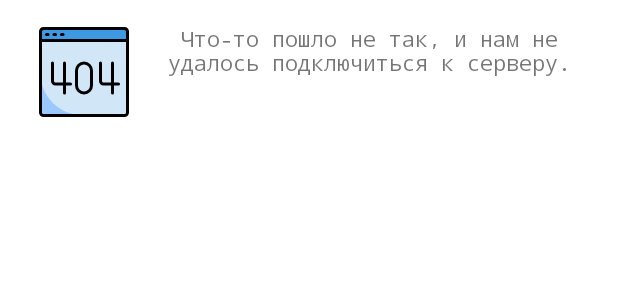
After one commit to ZEMlan/GetOnBus, an Android app: the layout error_dialog.xml on its own in the app's theme, with its tools: preview values and no code run, on a phone screen of 412 x 824 dp. The commit adds this screen. Shown: the top 300 px of the screen. Run offline under Robolectric (Android 15) with nearby library versions, the light colour scheme and no system bars; Roboto replaces fonts that are not available here.

```diff
--- a/app/build.gradle
+++ b/app/build.gradle
@@ -50,6 +50,7 @@ dependencies {
     implementation "androidx.viewpager2:viewpager2:1.1.0-alpha01"
     implementation 'com.github.Chrisvin:FlipTabs:v1.0'
     implementation 'androidx.fragment:fragment-ktx:1.2.4'
+    implementation 'com.github.glomadrian:loadingballs:1.1@aar'
 
     //room
     implementation "androidx.room:room-runtime:2.2.5"
--- a/app/src/main/java/ru/zemlyanaya/getonbus/Interfaces.kt
+++ b/app/src/main/java/ru/zemlyanaya/getonbus/Utils.kt
@@ -6,6 +6,12 @@ import retrofit2.http.GET
 import retrofit2.http.POST
 import retrofit2.http.Query
 import ru.zemlyanaya.getonbus.mainactivity.model.Stops
+
+enum class RequestStatus{
+    LOADING,
+    SUCCESS,
+    ERROR
+}
 
 interface IOnBackPressed {
     fun onBackPressed(): Boolean
--- a/app/src/main/java/ru/zemlyanaya/getonbus/mainactivity/MainActivity.kt
+++ b/app/src/main/java/ru/zemlyanaya/getonbus/mainactivity/MainActivity.kt
@@ -51,7 +51,7 @@ class MainActivity : FragmentActivity(), RoutingFragment.OnGoInteractionListener
             val fragment = supportFragmentManager.findFragmentById(R.id.frameMain)
             if(fragment is RoutingFragment)
                 showAboutFragment()
-            else
+            else if(fragment is AboutFragment)
                 showRouteFragment()
         }
 
@@ -59,7 +59,7 @@ class MainActivity : FragmentActivity(), RoutingFragment.OnGoInteractionListener
             val fragment = supportFragmentManager.findFragmentById(R.id.frameMain)
             if(fragment is RoutingFragment)
                 showProfileFragment()
-            else
+            else if (fragment is ProfileFragment)
                 showRouteFragment()
         }
         butMap.setOnClickListener { showMapFragment() }
--- /dev/null
+++ b/app/src/main/res/drawable/ic_404_error.xml
@@ -0,0 +1,39 @@
+<vector xmlns:android="http://schemas.android.com/apk/res/android"
+    android:width="512dp"
+    android:height="512dp"
+    android:viewportWidth="64"
+    android:viewportHeight="64">
+  <path
+      android:pathData="m61,11v48a2.006,2.006 0,0 1,-2 2h-54a2.006,2.006 0,0 1,-2 -2v-48z"
+      android:fillColor="#d1e7f8"/>
+  <path
+      android:pathData="m59,3h-54a2,2 0,0 0,-2 2v6h58v-6a2,2 0,0 0,-2 -2z"
+      android:fillColor="#3d9ae2"/>
+  <path
+      android:pathData="m32,46a5,5 0,0 0,5 -5v-10a5,5 0,0 0,-10 0v10a5,5 0,0 0,5 5z"
+      android:fillColor="#d1e7f8"/>
+  <path
+      android:pathData="m3,33v26a2,2 0,0 0,2 2h27c-16.029,0 -29,-12.523 -29,-28z"
+      android:fillColor="#9bc9ff"/>
+  <path
+      android:fillColor="#FF000000"
+      android:pathData="m59,2h-54a3,3 0,0 0,-3 3v54a3,3 0,0 0,3 3h54a3,3 0,0 0,3 -3v-54a3,3 0,0 0,-3 -3zM5,4h54a1,1 0,0 1,1 1v5h-56v-5a1,1 0,0 1,1 -1zM59,60h-54a1,1 0,0 1,-1 -1v-47h56v47a1,1 0,0 1,-1 1z"/>
+  <path
+      android:fillColor="#FF000000"
+      android:pathData="m7,8h1a1,1 0,0 0,0 -2h-1a1,1 0,0 0,0 2z"/>
+  <path
+      android:fillColor="#FF000000"
+      android:pathData="m12,8h1a1,1 0,0 0,0 -2h-1a1,1 0,0 0,0 2z"/>
+  <path
+      android:fillColor="#FF000000"
+      android:pathData="m17,8h1a1,1 0,0 0,0 -2h-1a1,1 0,0 0,0 2z"/>
+  <path
+      android:fillColor="#FF000000"
+      android:pathData="m32,25a6.006,6.006 0,0 0,-6 6v10a6,6 0,0 0,12 0v-10a6.006,6.006 0,0 0,-6 -6zM36,41a4,4 0,0 1,-8 0v-10a4,4 0,0 1,8 0z"/>
+  <path
+      android:fillColor="#FF000000"
+      android:pathData="m55,39h-3v-13a1,1 0,0 0,-2 0v13h-5a1,1 0,0 1,-1 -1v-12a1,1 0,0 0,-2 0v12a3,3 0,0 0,3 3h5v5a1,1 0,0 0,2 0v-5h3a1,1 0,0 0,0 -2z"/>
+  <path
+      android:fillColor="#FF000000"
+      android:pathData="m23,39h-3v-13a1,1 0,0 0,-2 0v13h-5a1,1 0,0 1,-1 -1v-12a1,1 0,0 0,-2 0v12a3,3 0,0 0,3 3h5v5a1,1 0,0 0,2 0v-5h3a1,1 0,0 0,0 -2z"/>
+</vector>
--- /dev/null
+++ b/app/src/main/res/layout/error_dialog.xml
@@ -0,0 +1,34 @@
+<?xml version="1.0" encoding="utf-8"?>
+<androidx.constraintlayout.widget.ConstraintLayout xmlns:android="http://schemas.android.com/apk/res/android"
+    xmlns:app="http://schemas.android.com/apk/res-auto"
+    android:orientation="vertical"
+    android:layout_width="match_parent"
+    android:layout_height="wrap_content">
+
+
+    <ImageView
+        android:id="@+id/imageView3"
+        android:layout_width="64dp"
+        android:layout_height="64dp"
+        android:layout_marginStart="24dp"
+        android:layout_marginTop="16dp"
+        android:layout_marginBottom="16dp"
+        app:layout_constraintBottom_toBottomOf="parent"
+        app:layout_constraintStart_toStartOf="parent"
+        app:layout_constraintTop_toTopOf="parent"
+        app:srcCompat="@drawable/ic_404_error" />
+
+    <TextView
+        android:id="@+id/textView15"
+        android:layout_width="0dp"
+        android:layout_height="0dp"
+        android:layout_marginStart="16dp"
+        android:layout_marginEnd="24dp"
+        android:text="Что-то пошло не так, и нам не удалось подключиться к серверу."
+        android:textAlignment="center"
+        app:layout_constraintBottom_toBottomOf="@+id/imageView3"
+        app:layout_constraintEnd_toEndOf="parent"
+        app:layout_constraintStart_toEndOf="@+id/imageView3"
+        app:layout_constraintTop_toTopOf="@+id/imageView3"
+        app:layout_constraintVertical_bias="0.5" />
+</androidx.constraintlayout.widget.ConstraintLayout>
```
Also changed, not shown: app/src/main/java/ru/zemlyanaya/getonbus/mainactivity/routing/RoutingFragment.kt (+8 -0 lines), app/src/main/java/ru/zemlyanaya/getonbus/mainactivity/trip/TripFragment.kt (+47 -3 lines), app/src/main/java/ru/zemlyanaya/getonbus/mainactivity/trip/TripViewModel.kt (+31 -8 lines), app/src/main/res/drawable/ic_walk.xml (deleted, +0 -36 lines), app/src/main/res/layout/fragment_trip.xml (+26 -2 lines), app/src/main/res/values/arrays.xml (added, +8 -0 lines), build.gradle (+6 -1 lines), app/src/main/res/drawable/walk.png (added).
